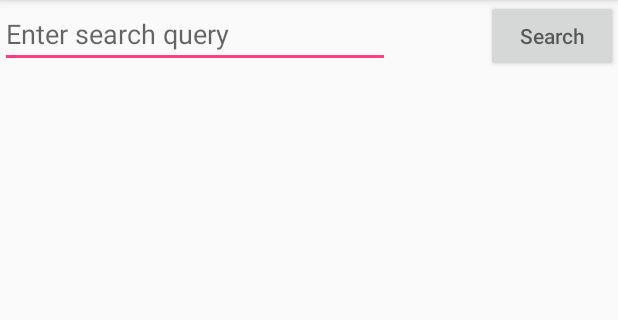
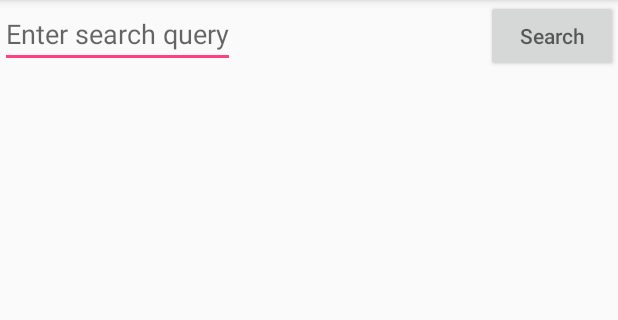
Before and after one commit to Nayou29/NYTimesSearch, an Android app: the screen it shows after launch (SearchActivity), on a phone screen of 412 x 824 dp, the part 84-404 px from its top. Run offline under Robolectric (Android 15) with nearby library versions, the phone set to English and light mode, and no system bars; our stand-ins replace Picasso; libraries missing offline, so code that uses them is left out: com.loopj.android, cz.msebera.android; pictures from the network do not load.

Commit message:
First commit

```diff
--- a/app/src/main/java/com/codepath/nytimessearch/activities/SearchActivity.java
+++ b/app/src/main/java/com/codepath/nytimessearch/activities/SearchActivity.java
@@ -77,6 +77,8 @@ public class SearchActivity extends AppCompatActivity {
         // Inflate the menu; this adds items to the action bar if it is present.
         getMenuInflater().inflate(R.menu.menu_search, menu);
         return true;
+
+
     }
 
     @Override
--- a/app/src/main/res/layout/activity_search.xml
+++ b/app/src/main/res/layout/activity_search.xml
@@ -21,6 +21,8 @@
 
     </android.support.design.widget.AppBarLayout>
 
+
+
     <include
         layout="@layout/content_search"
          />
--- a/app/src/main/res/layout/content_search.xml
+++ b/app/src/main/res/layout/content_search.xml
@@ -20,14 +20,14 @@
 
     <EditText
         android:id="@+id/etQuery"
-        android:layout_width="260dp"
+        android:layout_width="wrap_content"
         android:layout_height="wrap_content"
         android:layout_alignParentLeft="true"
         android:layout_alignParentStart="true"
         android:layout_alignParentTop="true"
-        android:ems="10"
+
         android:hint="@string/hint"
-        android:inputType="textPersonName" />
+         />
 
     <GridView
         android:id="@+id/gvResults"
--- a/app/src/main/res/menu/menu_search.xml
+++ b/app/src/main/res/menu/menu_search.xml
@@ -7,4 +7,8 @@
         android:orderInCategory="100"
         android:title="@string/action_settings"
         app:showAsAction="never" />
+
+
+
+
 </menu>
```
Also changed, not shown: 1 other file.
